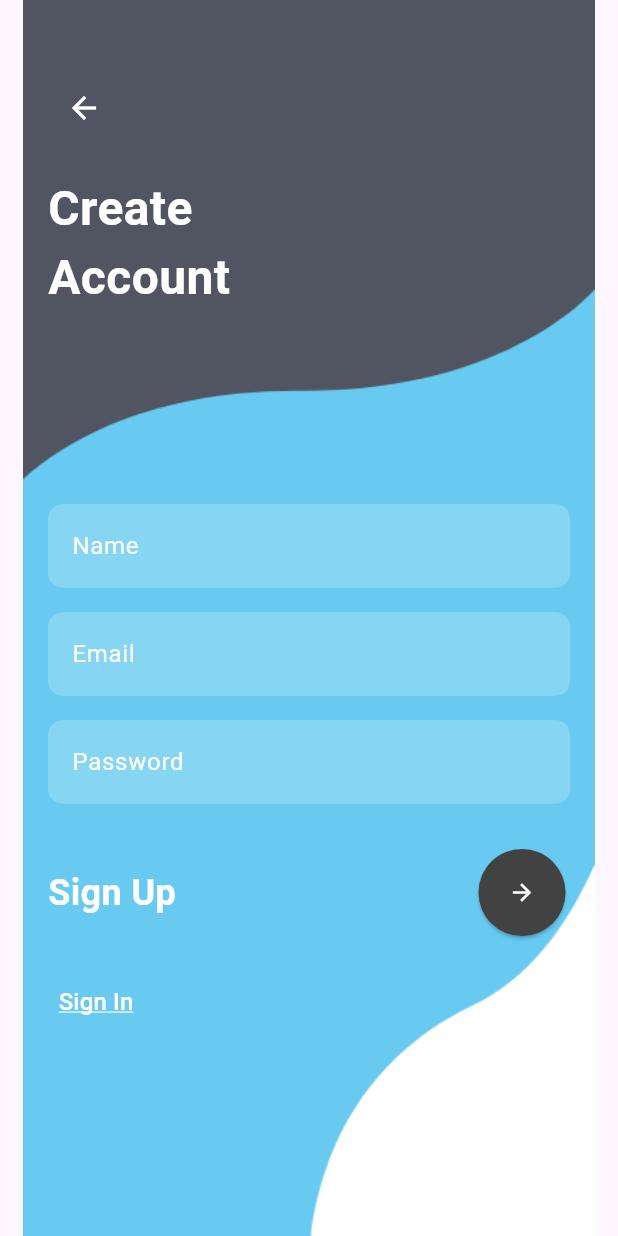
After one commit to Shivam2187/notification_flutter_app, a Flutter app: the CreateAccountPage screen opened directly, on a phone screen of 412 x 824 dp. The commit adds this screen. Run offline on Flutter 3.47's test engine with Material 3 defaults, Android fonts, the phone set to English and light mode, and no system bars; our stand-ins replace flutter_staggered_animations, get_it, lottie; network calls fail.

Commit message:
login and register page

```diff
--- a/lib/main.dart
+++ b/lib/main.dart
@@ -1,4 +1,6 @@
 import 'package:flutter/material.dart';
+import 'package:notification_flutter_app/presentation/screens/login/login_page.dart';
+import 'package:notification_flutter_app/presentation/screens/login/register_page.dart';
 import 'package:provider/provider.dart';
 import 'package:notification_flutter_app/core/locator.dart';
 import 'package:notification_flutter_app/presentation/providers/employee_provider.dart';
@@ -28,6 +30,8 @@ class _HomePage extends StatelessWidget {
       ],
       child: const MaterialApp(
         home: HomePage(),
+        //CreateAccountPage(),
+         //LoginPage(),
         debugShowCheckedModeBanner: false,
       ),
     );
--- /dev/null
+++ b/lib/presentation/screens/login/register_page.dart
@@ -0,0 +1,138 @@
+import 'package:flutter/material.dart';
+
+class CreateAccountPage extends StatelessWidget {
+  const CreateAccountPage({
+    super.key,
+  });
+
+  @override
+  Widget build(BuildContext context) {
+    return Scaffold(
+      body: Container(
+        decoration: BoxDecoration(
+          image: DecorationImage(
+            image: Image.asset(
+              'assets/login/register.png',
+              fit: BoxFit.fill,
+            ).image,
+          ),
+        ),
+        child: Padding(
+          padding: const EdgeInsets.all(32),
+          child: Column(
+            crossAxisAlignment: CrossAxisAlignment.start,
+            children: [
+              const SizedBox(height: 16),
+              IconButton(
+                icon: const Icon(Icons.arrow_back, color: Colors.white),
+                onPressed: () {},
+              ),
+              const SizedBox(height: 20),
+              const Text(
+                'Create\nAccount',
+                style: TextStyle(
+                  fontSize: 32,
+                  fontWeight: FontWeight.bold,
+                  color: Colors.white,
+                ),
+              ),
+              const SizedBox(height: 16 * 8),
+              TextFormField(
+                decoration: InputDecoration(
+                  labelText: 'Name',
+                  labelStyle: const TextStyle(color: Colors.white),
+                  border: OutlineInputBorder(
+                    borderRadius: BorderRadius.circular(10.0),
+                    borderSide: BorderSide.none,
+                  ),
+                  filled: true,
+                  fillColor: Colors.white.withOpacity(0.2),
+                ),
+                style: const TextStyle(color: Colors.white),
+              ),
+              const SizedBox(height: 16),
+              TextFormField(
+                decoration: InputDecoration(
+                  labelText: 'Email',
+                  labelStyle: const TextStyle(color: Colors.white),
+                  border: OutlineInputBorder(
+                    borderRadius: BorderRadius.circular(10.0),
+                    borderSide: BorderSide.none,
+                  ),
+                  filled: true,
+                  fillColor: Colors.white.withOpacity(0.2),
+                ),
+                style: const TextStyle(color: Colors.white),
+              ),
+              const SizedBox(height: 16),
+              TextFormField(
+                decoration: InputDecoration(
+                  labelText: 'Password',
+                  labelStyle: const TextStyle(color: Colors.white),
+                  border: OutlineInputBorder(
+                    borderRadius: BorderRadius.circular(10.0),
+                    borderSide: BorderSide.none,
+                  ),
+                  filled: true,
+                  fillColor: Colors.white.withOpacity(0.2),
+                ),
+                obscureText: true,
+                style: const TextStyle(color: Colors.white),
+              ),
+              const SizedBox(height: 30),
+              Align(
+                alignment: Alignment.centerRight,
+                child: Row(
+                  children: [
+                    const Text(
+                      'Sign Up',
+                      style: TextStyle(
+                          fontSize: 24,
+                          fontWeight: FontWeight.bold,
+                          color: Colors.white),
+                    ),
+                    const Spacer(),
+                    ElevatedButton(
+                      onPressed: () {
+                        // TODO: Implement sign-in logic
+                      },
+                      style: ElevatedButton.styleFrom(
+                        shape: const CircleBorder(),
+                        padding: const EdgeInsets.all(20),
+                        backgroundColor: Colors.grey.shade800,
+                      ),
+                      child: const Icon(
+                        Icons.arrow_forward,
+                        color: Colors.white,
+                      ),
+                    ),
+                  ],
+                ),
+              ),
+              const SizedBox(height: 20),
+              TextButton(
+                style: ButtonStyle(
+                  padding: MaterialStateProperty.all<EdgeInsets>(
+                    const EdgeInsets.symmetric(horizontal: 0),
+                  ),
+                ),
+                onPressed: () {
+                  // TODO: Implement sign-up navigation
+                },
+                child: const Text(
+                  'Sign In',
+                  style: TextStyle(
+                    fontSize: 16,
+                    color: Colors.white,
+                    decoration: TextDecoration.underline,
+                    decorationColor: Colors.white,
+                  ),
+                ),
+              ),
+            ],
+          ),
+        ),
+      ),
+    );
+  }
+}
--- a/pubspec.yaml
+++ b/pubspec.yaml
@@ -78,6 +78,8 @@ flutter:
     - assets/animations/loading.json
     - assets/animations/dancing.json
     - assets/animations/launching.json
+    - assets/login/login.png
+    - assets/login/register.png
 
   # An image asset can refer to one or more resolution-specific "variants", see
   # https://flutter.dev/assets-and-images/#resolution-aware
```
Also changed, not shown: lib/presentation/screens/login/login_page.dart (added, +174 -0 lines), assets/login/login.png (added), assets/login/register.png (added).
